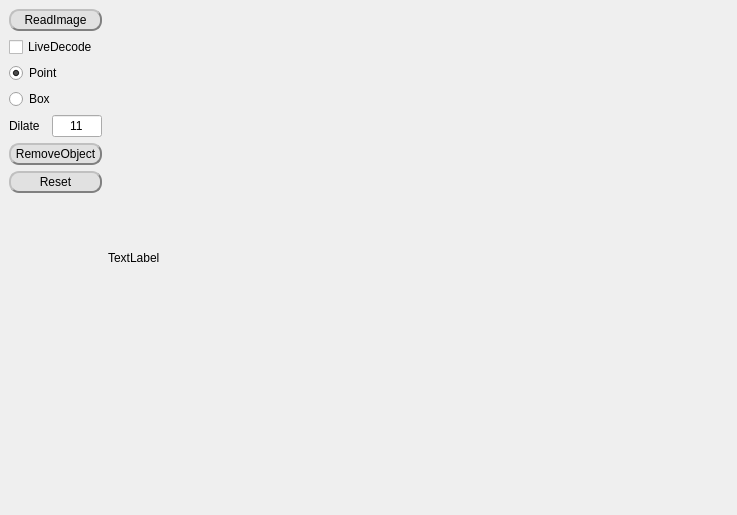
Above: qtproj/SAMQT/mainwindow.ui from ZHEQIUSHUI/SAM-ONNX-AX650-CPP before the change. Below: the same form after it.
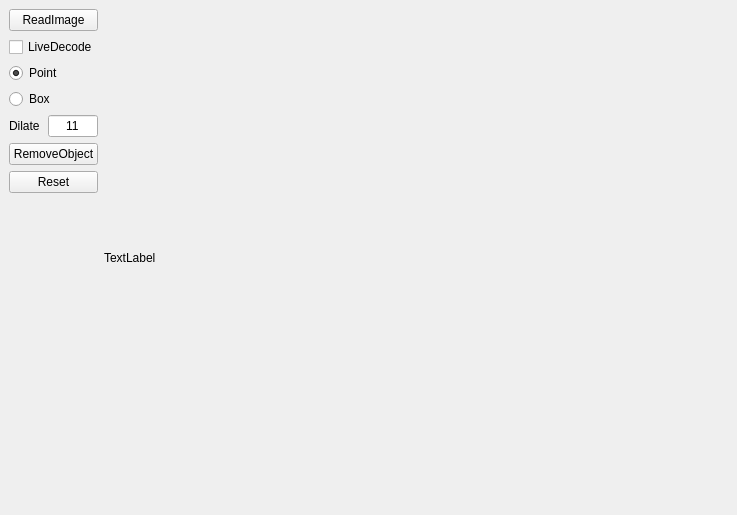
That is the form after the change. Custom widgets are drawn as their Qt base class.

The edit to the form file:
```diff
--- a/qtproj/SAMQT/mainwindow.ui
+++ b/qtproj/SAMQT/mainwindow.ui
@@ -27,10 +27,7 @@
           <item>
            <widget class="QPushButton" name="btn_read_image">
             <property name="styleSheet">
-             <string notr="true">QPushButton{background-color: rgb(225, 225, 225);border:2px groove gray;border-radius:10px;padding:2px 4px;border-style: outset;}
-QPushButton:hover{background-color:rgb(229, 241, 251); color: black;}
-QPushButton:pressed{background-color:rgb(100, 228, 100);border-style: inset;}
-</string>
+             <string notr="true"/>
             </property>
             <property name="text">
              <string>ReadImage</string>
@@ -112,12 +109,6 @@
             <property name="toolTip">
              <string>remove mask object and do sam encode in inpainted image</string>
             </property>
-            <property name="styleSheet">
-             <string notr="true">QPushButton{background-color: rgb(225, 225, 225);border:2px groove gray;border-radius:10px;padding:2px 4px;border-style: outset;}
-QPushButton:hover{background-color:rgb(229, 241, 251); color: black;}
-QPushButton:pressed{background-color:rgb(100, 228, 100);border-style: inset;}
-</string>
-            </property>
             <property name="text">
              <string>RemoveObject</string>
             </property>
@@ -125,12 +116,6 @@
           </item>
           <item>
            <widget class="QPushButton" name="btn_reset">
-            <property name="styleSheet">
-             <string notr="true">QPushButton{background-color: rgb(225, 225, 225);border:2px groove gray;border-radius:10px;padding:2px 4px;border-style: outset;}
-QPushButton:hover{background-color:rgb(229, 241, 251); color: black;}
-QPushButton:pressed{background-color:rgb(100, 228, 100);border-style: inset;}
-</string>
-            </property>
             <property name="text">
              <string>Reset</string>
             </property>
```
